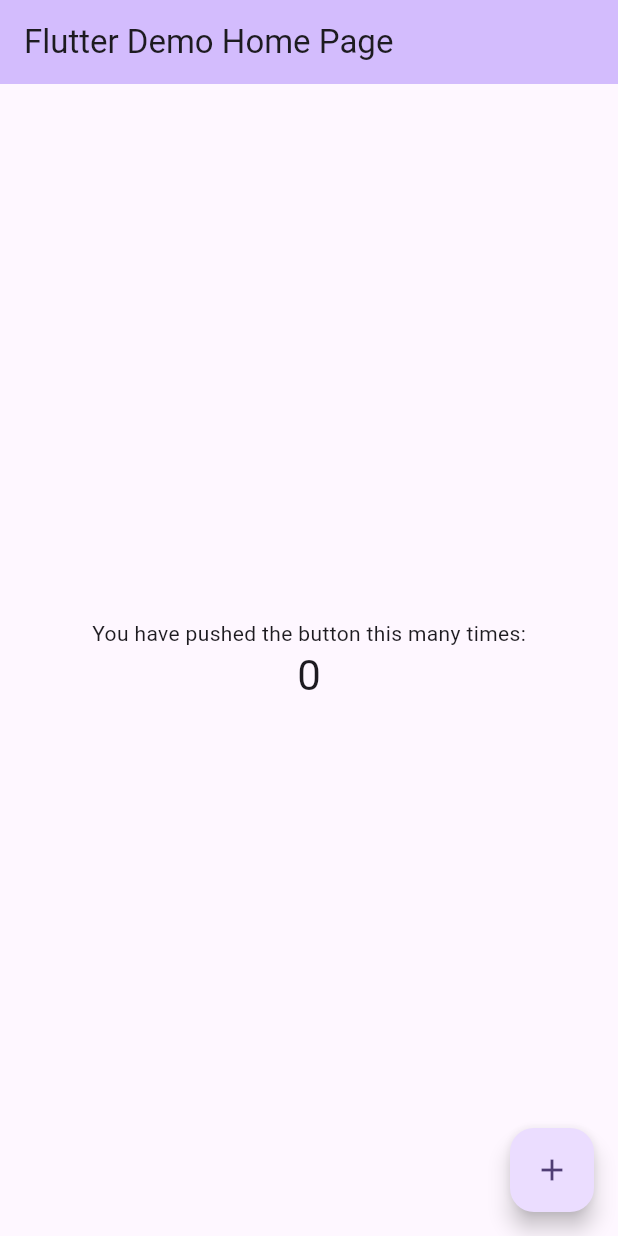
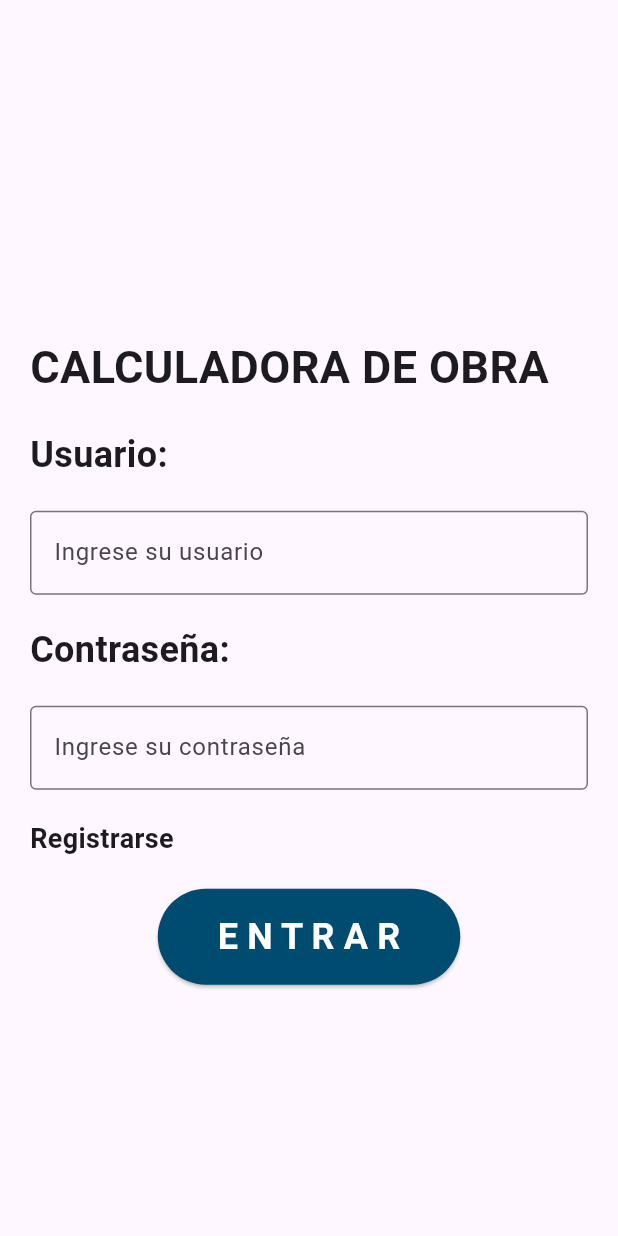
Before and after one commit to MarcoARamirezS/appArquitectos, a Flutter app: the screen it shows after launch, on a phone screen of 412 x 824 dp. Run offline on Flutter 3.47's test engine with Material 3 defaults, Android fonts, the phone set to English and light mode, and no system bars.

Commit message:
Se creo la pagina de login

```diff
--- /dev/null
+++ b/apparq/lib/login_page.dart
@@ -0,0 +1,99 @@
+import 'package:flutter/material.dart';
+import 'region_selection_page.dart';
+
+class LoginPage extends StatelessWidget {
+  const LoginPage({super.key});
+
+  @override
+  Widget build(BuildContext context) {
+    return Scaffold(
+      appBar: AppBar(
+      ),
+      body: Center(
+        child: Padding(
+          padding: const EdgeInsets.all(20.0),
+          child: Column(
+            mainAxisAlignment: MainAxisAlignment.center,
+            crossAxisAlignment: CrossAxisAlignment.start,
+            children: <Widget>[
+              const Text(
+                'CALCULADORA DE OBRA',
+                style: TextStyle(
+                  fontSize: 30,
+                  fontWeight: FontWeight.bold,
+                ),
+              ),
+              const SizedBox(height: 20),
+              const Text(
+                'Usuario:',
+                style: TextStyle(
+                  fontSize: 24,
+                  fontWeight: FontWeight.bold,
+                ),
+                textAlign: TextAlign.left,
+              ),
+              const SizedBox(height: 20),
+              const TextField(
+                decoration: InputDecoration(
+                  border: OutlineInputBorder(),
+                  hintText: 'Ingrese su usuario',
+                ),
+              ),
+              const SizedBox(height: 20),
+              const Text(
+                'Contraseña:',
+                style: TextStyle(
+                  fontSize: 24,
+                  fontWeight: FontWeight.bold,
+                ),
+                textAlign: TextAlign.left,
+              ),
+              const SizedBox(height: 20),
+              const TextField(
+                obscureText: true,
+                decoration: InputDecoration(
+                  border: OutlineInputBorder(),
+                  hintText: 'Ingrese su contraseña',
+                ),
+              ),
+              const SizedBox(height: 20),
+              const Text(
+                'Registrarse',
+                style: TextStyle(
+                  fontSize: 18,
+                  fontWeight: FontWeight.bold,
+                ),
+                textAlign: TextAlign.left,
+              ),
+              const SizedBox(height: 20),
+              Align(
+                alignment: Alignment.center, // Centra el siguiente widget
+                child: ElevatedButton(
+                  onPressed: () {
+                    // Navegar a la página de "Selecciona tu región"
+                    Navigator.push(
+                      context,
+                      MaterialPageRoute(builder: (context) => RegionSelectionPage()),
+                    );
+                  },
+                  style: ElevatedButton.styleFrom(
+                    backgroundColor: const Color.fromRGBO(0, 76, 112, 1), // Cambia el color a azul
+                    padding: const EdgeInsets.symmetric(horizontal: 40.0, vertical: 15.0),
+                  ),
+                  child: const Text(
+                    'E N T R A R',
+                    style: TextStyle(
+                      color: Colors.white, // Cambia el color del texto a blanco
+                      fontSize: 24,
+                      fontWeight: FontWeight.bold,
+                    ),
+                  ),
+                ),
+              ),
+            ],
+          ),
+        ),
+      ),
+    );
+  }
+}
--- a/apparq/lib/main.dart
+++ b/apparq/lib/main.dart
@@ -1,125 +1,19 @@
 import 'package:flutter/material.dart';
+import 'login_page.dart';
 
 void main() {
-  runApp(const MyApp());
+  runApp(MyApp());
 }
 
 class MyApp extends StatelessWidget {
-  const MyApp({super.key});
-
-  // This widget is the root of your application.
   @override
   Widget build(BuildContext context) {
     return MaterialApp(
-      title: 'Flutter Demo',
+      title: 'Flutter App',
       theme: ThemeData(
-        // This is the theme of your application.
-        //
-        // TRY THIS: Try running your application with "flutter run". You'll see
-        // the application has a purple toolbar. Then, without quitting the app,
-        // try changing the seedColor in the colorScheme below to Colors.green
-        // and then invoke "hot reload" (save your changes or press the "hot
-        // reload" button in a Flutter-supported IDE, or press "r" if you used
-        // the command line to start the app).
-        //
-        // Notice that the counter didn't reset back to zero; the application
-        // state is not lost during the reload. To reset the state, use hot
-        // restart instead.
-        //
-        // This works for code too, not just values: Most code changes can be
-        // tested with just a hot reload.
-        colorScheme: ColorScheme.fromSeed(seedColor: Colors.deepPurple),
-        useMaterial3: true,
+        primarySwatch: Colors.blue,
       ),
-      home: const MyHomePage(title: 'Flutter Demo Home Page'),
+      home: LoginPage(),
     );
   }
 }
-
-class MyHomePage extends StatefulWidget {
-  const MyHomePage({super.key, required this.title});
-
-  // This widget is the home page of your application. It is stateful, meaning
-  // that it has a State object (defined below) that contains fields that affect
-  // how it looks.
-
-  // This class is the configuration for the state. It holds the values (in this
-  // case the title) provided by the parent (in this case the App widget) and
-  // used by the build method of the State. Fields in a Widget subclass are
-  // always marked "final".
-
-  final String title;
-
-  @override
-  State<MyHomePage> createState() => _MyHomePageState();
-}
-
-class _MyHomePageState extends State<MyHomePage> {
-  int _counter = 0;
-
-  void _incrementCounter() {
-    setState(() {
-      // This call to setState tells the Flutter framework that something has
-      // changed in this State, which causes it to rerun the build method below
-      // so that the display can reflect the updated values. If we changed
-      // _counter without calling setState(), then the build method would not be
-      // called again, and so nothing would appear to happen.
-      _counter++;
-    });
-  }
-
-  @override
-  Widget build(BuildContext context) {
-    // This method is rerun every time setState is called, for instance as done
-    // by the _incrementCounter method above.
-    //
-    // The Flutter framework has been optimized to make rerunning build methods
-    // fast, so that you can just rebuild anything that needs updating rather
-    // than having to individually change instances of widgets.
-    return Scaffold(
-      appBar: AppBar(
-        // TRY THIS: Try changing the color here to a specific color (to
-        // Colors.amber, perhaps?) and trigger a hot reload to see the AppBar
-        // change color while the other colors stay the same.
-        backgroundColor: Theme.of(context).colorScheme.inversePrimary,
-        // Here we take the value from the MyHomePage object that was created by
-        // the App.build method, and use it to set our appbar title.
-        title: Text(widget.title),
-      ),
-      body: Center(
-        // Center is a layout widget. It takes a single child and positions it
-        // in the middle of the parent.
-        child: Column(
-          // Column is also a layout widget. It takes a list of children and
-          // arranges them vertically. By default, it sizes itself to fit its
-          // children horizontally, and tries to be as tall as its parent.
-          //
-          // Column has various properties to control how it sizes itself and
-          // how it positions its children. Here we use mainAxisAlignment to
-          // center the children vertically; the main axis here is the vertical
-          // axis because Columns are vertical (the cross axis would be
-          // horizontal).
-          //
-          // TRY THIS: Invoke "debug painting" (choose the "Toggle Debug Paint"
-          // action in the IDE, or press "p" in the console), to see the
-          // wireframe for each widget.
-          mainAxisAlignment: MainAxisAlignment.center,
-          children: <Widget>[
-            const Text(
-              'You have pushed the button this many times:',
-            ),
-            Text(
-              '$_counter',
-              style: Theme.of(context).textTheme.headlineMedium,
-            ),
-          ],
-        ),
-      ),
-      floatingActionButton: FloatingActionButton(
-        onPressed: _incrementCounter,
-        tooltip: 'Increment',
-        child: const Icon(Icons.add),
-      ), // This trailing comma makes auto-formatting nicer for build methods.
-    );
-  }
-}
--- /dev/null
+++ b/apparq/lib/region_selection_page.dart
@@ -0,0 +1,15 @@
+import 'package:flutter/material.dart';
+
+class RegionSelectionPage extends StatelessWidget {
+  @override
+  Widget build(BuildContext context) {
+    return Scaffold(
+      appBar: AppBar(
+        title: Text('Selecciona tu Región'),
+      ),
+      body: Center(
+        child: Text('Selecciona tu región aquí'),
+      ),
+    );
+  }
+}
```
